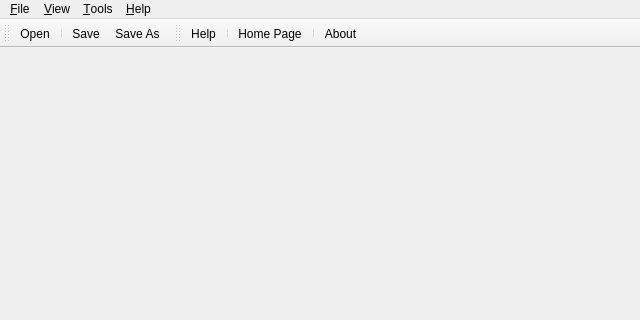
This is src/ui/mainwindow.ui in opencor/opencor as Qt 5 draws it before an edit; both pictures show x 0 to 640 and y 0 to 320 of the 640 by 480 pixel window. The edited form follows.
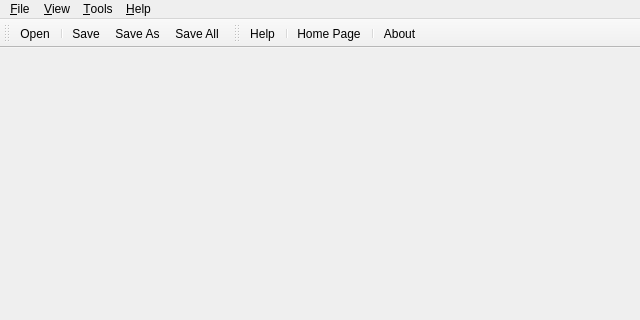
This is the edited form. Icons and pictures are not drawn.

What changed in the file:
```diff
--- a/src/ui/mainwindow.ui
+++ b/src/ui/mainwindow.ui
@@ -143,6 +143,7 @@
    <addaction name="separator"/>
    <addaction name="actionSave"/>
    <addaction name="actionSaveAs"/>
+   <addaction name="actionSaveAll"/>
   </widget>
   <widget class="QToolBar" name="helpToolbar">
    <property name="windowTitle">
```
Left out of the diff: 35 changed lines with no effect on the pictures.
